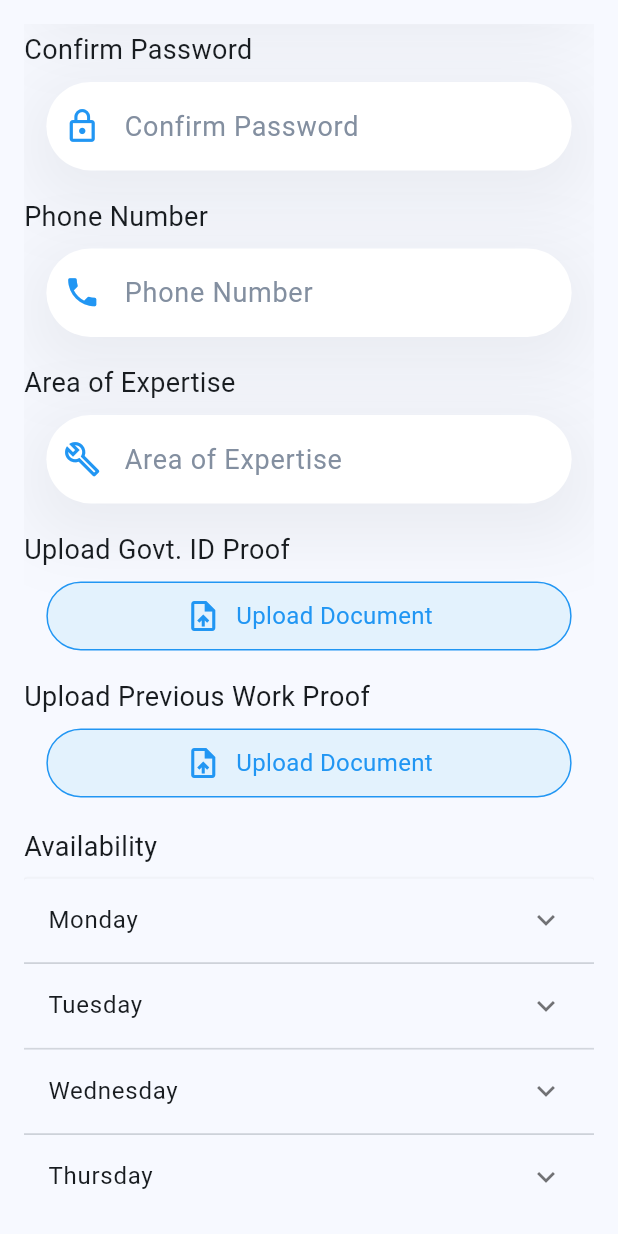
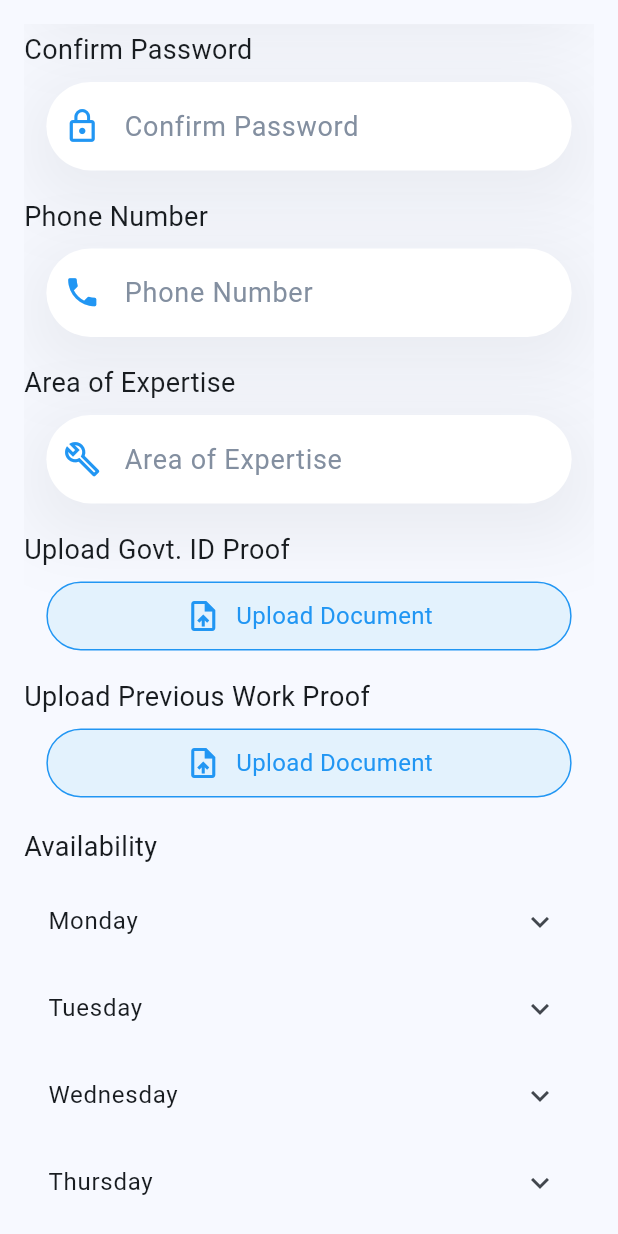
Before and after one commit to shriyanshkush/ProFixer-ServiceBookingApp, a Flutter app: the TechnicianRegistration screen opened by its route, scrolled down 576 dp, on a phone screen of 412 x 824 dp. Run offline on Flutter 3.47's test engine with Material 3 defaults, Android fonts, the phone set to English and light mode, and no system bars; our stand-ins replace cloud_firestore, delightful_toast, file_picker, firebase_auth, firebase_core, firebase_storage and 4 more; accounts and stored records are empty; network calls fail.

Commit message:
updated technician model and implemented function to select availability when technician registering

```diff
--- a/lib/Pages/Technician/technician_registration.dart
+++ b/lib/Pages/Technician/technician_registration.dart
@@ -292,6 +292,7 @@ class _TechnicianRegistrationPageState extends State<TechnicianRegistration> {
                     _selectedAvailability = availability;
                   },
                 ),
+                SizedBox(height: 18),
                 ElevatedButton(
                   onPressed: _register,
                   child:  isLoading
--- a/lib/models/tecnician_model.dart
+++ b/lib/models/tecnician_model.dart
@@ -1,3 +1,4 @@
+import 'package:cloud_firestore/cloud_firestore.dart';
 
 class TechnicianProfile {
   String tid;
@@ -8,7 +9,7 @@ class TechnicianProfile {
   String? pfpURL;
   String? govtID;
   String? proofOfWork;
-  final Map<String,List<String>>availability;
+  final Map<String, List<String>> availability;
 
   TechnicianProfile({
     required this.tid,
@@ -16,28 +17,38 @@ class TechnicianProfile {
     required this.phoneNumber,
     required this.skill,
     required this.rating,
-    required this.pfpURL,
-    required this.govtID,
-    required this.proofOfWork,
+    this.pfpURL,
+    this.govtID,
+    this.proofOfWork,
     required this.availability,
   });
 
-  // Factory method to create a Technician from a JSON object
+  // Factory method to create a TechnicianProfile from a JSON object
   factory TechnicianProfile.fromJson(Map<String, dynamic> json) {
+    // Convert the dynamic map to a typed map
+    final availabilityMap = (json['availability'] as Map<String, dynamic>).map(
+          (key, value) {
+        return MapEntry(
+          key,
+          (value as List<dynamic>).map((e) => e as String).toList(),
+        );
+      },
+    );
+
     return TechnicianProfile(
       tid: json['tid'],
       name: json['name'],
       phoneNumber: json['phoneNumber'],
       skill: json['skill'],
-      rating: json['rating'].toDouble(),
+      rating: (json['rating'] as num).toDouble(),
       pfpURL: json['pfpURL'],
       govtID: json['govtID'],
-        proofOfWork: json['proofOfWork'],
-      availability: json['availability'],
+      proofOfWork: json['proofOfWork'],
+      availability: availabilityMap,
     );
   }
 
-  // Method to convert a Technician to a JSON object
+  // Method to convert a TechnicianProfile to a JSON object
   Map<String, dynamic> toJson() {
     return {
       'tid': tid,
@@ -45,10 +56,14 @@ class TechnicianProfile {
       'phoneNumber': phoneNumber,
       'skill': skill,
       'rating': rating,
-      'pfpURL':pfpURL,
-      'govtID':govtID,
-      'proofOfWork':proofOfWork,
-      'availability':availability,
+      'pfpURL': pfpURL,
+      'govtID': govtID,
+      'proofOfWork': proofOfWork,
+      'availability': availability.map(
+            (key, value) {
+          return MapEntry(key, value);
+        },
+      ),
     };
   }
 }
--- a/lib/widgets/_availabilitySelector.dart
+++ b/lib/widgets/_availabilitySelector.dart
@@ -28,59 +28,70 @@ class _AvailabilitySelectorState extends State<AvailabilitySelector> {
     '4:00 PM - 6:00 PM'
   ];
 
-  Map<String, List<String>> _availability = {};
+  Map<String, DayModel> _days = {};
+
+  @override
+  void initState() {
+    super.initState();
+    _days = Map.fromIterable(
+      _daysOfWeek,
+      key: (day) => day as String,
+      value: (day) => DayModel(day: day as String),
+    );
+  }
 
   @override
   Widget build(BuildContext context) {
-    return ExpansionPanelList(
-      expansionCallback: (int index, bool isExpanded) {
-        setState(() {
-          _availability[_daysOfWeek[index]] =
-          _availability[_daysOfWeek[index]]  ?? [] ;
-        });
-      },
-      children: _daysOfWeek.map<ExpansionPanel>((String day) {
-        bool isExpanded = _availability.containsKey(day);
-        return ExpansionPanel(
-          headerBuilder: (BuildContext context, bool isExpanded) {
-            return ListTile(
-              title: Text(day),
-            );
-          },
-          body: Column(
+    return SingleChildScrollView(
+      child: Column(
+        mainAxisSize: MainAxisSize.min,
+        crossAxisAlignment: CrossAxisAlignment.stretch,
+        children: _daysOfWeek.map((day) {
+          final dayModel = _days[day]!;
+          return ExpansionTile(
+            title: Text(dayModel.day),
             children: _timeSlots.map((slot) {
-              bool isSelected = _availability[day]?.contains(slot) ?? false;
+              bool isSelected = dayModel.selectedSlots.contains(slot);
               return CheckboxListTile(
                 title: Text(slot),
                 value: isSelected,
-                onChanged: isExpanded
-                    ? (bool? value) {
+                onChanged: (bool? value) {
                   setState(() {
                     if (value == true) {
-                      _availability.putIfAbsent(day, () => []).add(slot);
+                      _days[day]!.selectedSlots.add(slot);
                     } else {
-                      _availability[day]?.remove(slot);
-                      if (_availability[day]?.isEmpty ?? false) {
-                        _availability.remove(day);
-                      }
+                      _days[day]!.selectedSlots.remove(slot);
                     }
                     if (widget.onAvailabilityChanged != null) {
-                      widget.onAvailabilityChanged!(_availability);
+                      widget.onAvailabilityChanged!({
+                        for (var dm in _days.values)
+                          dm.day: dm.selectedSlots,
+                      });
                     }
                   });
-                }
-                    : null,
+                },
               );
             }).toList(),
-          ),
-          isExpanded: isExpanded,
-        );
-      }).toList(),
+          );
+        }).toList(),
+      ),
     );
   }
 
   // Optional: Method to retrieve availability
   Map<String, List<String>> getAvailability() {
-    return _availability;
+    return {
+      for (var dm in _days.values) dm.day: dm.selectedSlots,
+    };
   }
 }
+
+class DayModel {
+  final String day;
+  List<String> selectedSlots;
+
+  DayModel({
+    required this.day,
+    List<String>? selectedSlots,
+  }) : selectedSlots = selectedSlots ?? []; // Initialize with an empty list if null
+}
```
